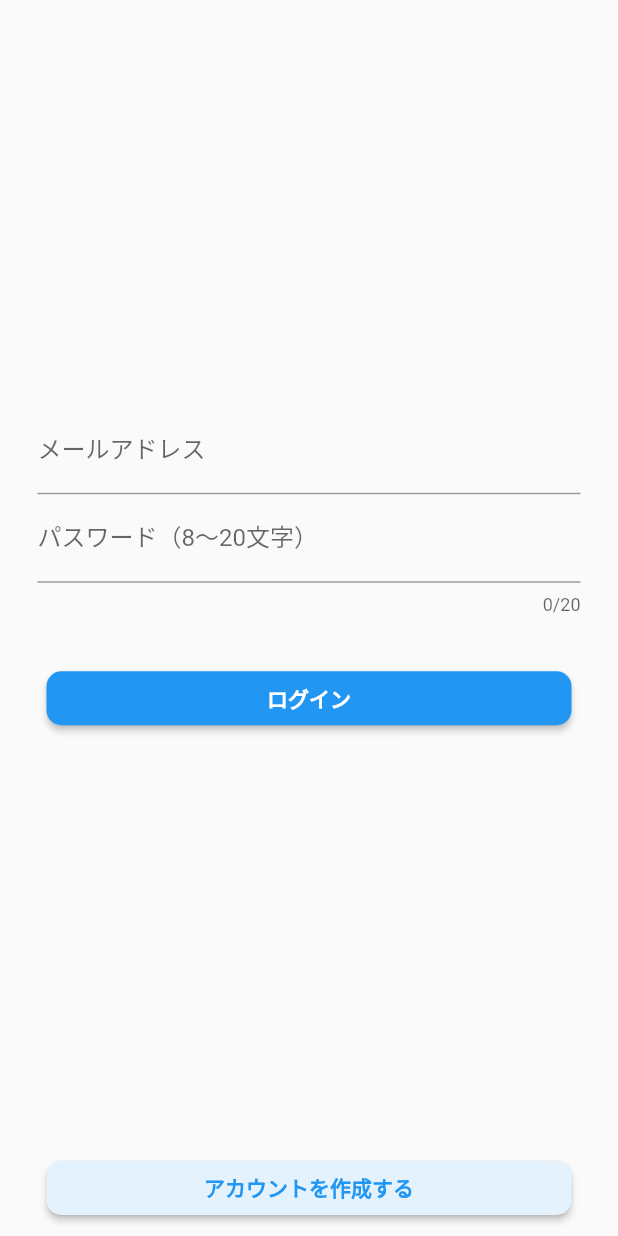
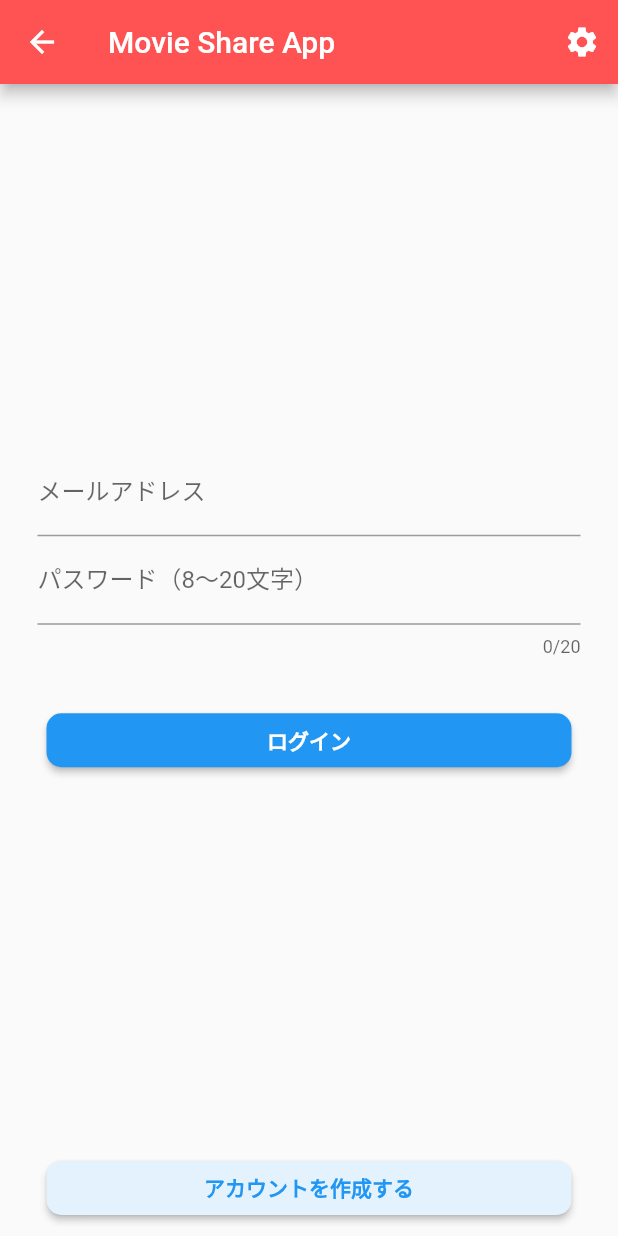
Before and after one commit to nyannsuke01/movie_share_app_flutter, a Flutter app: the Login screen opened directly, on a phone screen of 412 x 824 dp. Run offline on Flutter 3.47's test engine with Material 2 defaults, Android fonts, the light colour scheme and no system bars; our stand-ins replace cached_network_image, cloud_firestore, convex_bottom_bar, dio, firebase_auth, firebase_core and 2 more; missing offline and left inert: favorite_button; accounts and stored records are empty; network calls fail.

```diff
--- a/lib/view/pages/login.dart
+++ b/lib/view/pages/login.dart
@@ -26,6 +26,15 @@ class _LoginPage extends State<Login> {
   Widget build(BuildContext context) {
 
     return Scaffold(
+      appBar: AppBar(
+        backgroundColor: Colors.redAccent,
+        title: Text("Movie Share App"),
+        actions: [IconButton(
+          icon: Icon(Icons.settings),
+          onPressed: () {
+          },
+        ),],
+      ),
       body: Center(
         child: Column(
           mainAxisSize: MainAxisSize.min,
--- a/lib/view/pages/registration.dart
+++ b/lib/view/pages/registration.dart
@@ -113,7 +113,7 @@ class _RegistrationState extends State<Registration> {
                       );
                       FirebaseFirestore.instance.collection("movie_users").add({
                         "name": newNickname,
-                        "videoId": [],
+                        "movie_id": [],
                         "datetime": Timestamp.now(),
                       });
 
--- a/lib/view/widget/list_item.dart
+++ b/lib/view/widget/list_item.dart
@@ -12,7 +12,8 @@ Widget listItem(BuildContext context, Results result) {
     child: ListTile(
       title: Text(result.title ?? ""),
       leading: CachedNetworkImage(
-        imageUrl: posterPath != null ? mainImagePath + posterPath : "",          placeholder: (context, url) => CircularProgressIndicator(),
+        imageUrl: posterPath != null ? mainImagePath + posterPath : "",
+        placeholder: (context, url) => CircularProgressIndicator(),
         errorWidget: (context, error, stackTrace) {
             return const Text("No\nImage");
           },
```
Also changed, not shown: lib/view_model/detail_view_model.dart (+13 -1 lines).
